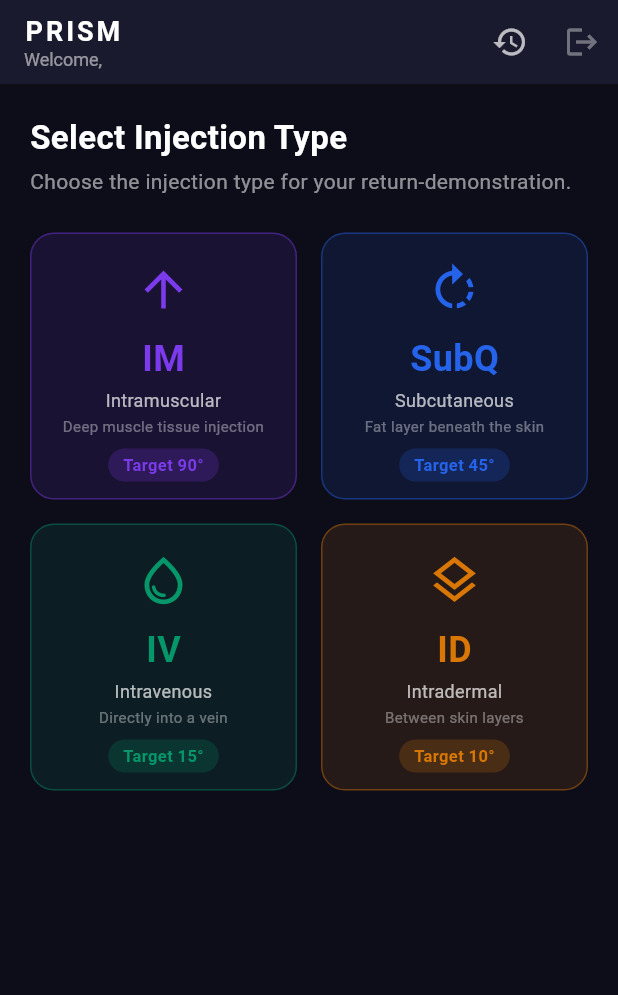
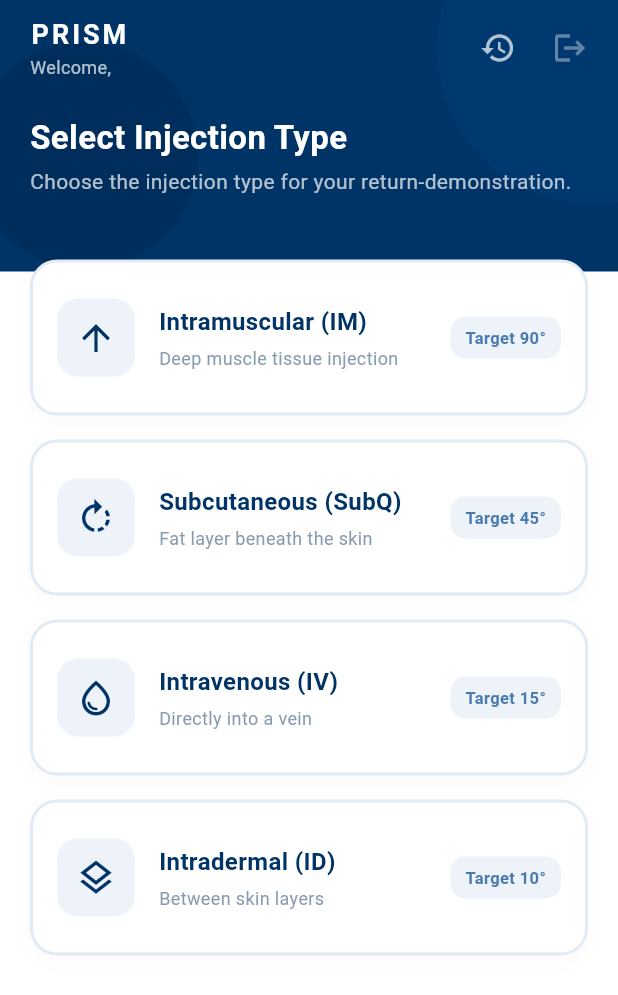
Before and after one commit to alekzz2005/prism-app, a Flutter app: the screen it shows once a user with an empty profile is signed in, on a phone screen of 412 x 824 dp. Shown: the top 995 px of the screen. Run offline on Flutter 3.47's test engine with Material 3 defaults, Android fonts, the phone set to English and light mode, and no system bars; our stand-ins replace camera, cloud_firestore, firebase_auth, firebase_core, google_sign_in; missing offline and left inert: google_mlkit_pose_detection; accounts and stored records are empty; network calls fail.

Commit message:
feature(injection_type): update type select ui

```diff
--- a/lib/screens/student/injection_type_screen.dart
+++ b/lib/screens/student/injection_type_screen.dart
@@ -17,41 +17,84 @@ class InjectionTypeScreen extends StatelessWidget {
       'Deep muscle tissue injection',
       '90°',
       Icons.arrow_upward,
-      Color(0xFF7C3AED)
     ),
     'SubQ': (
       'Subcutaneous',
       'Fat layer beneath the skin',
       '45°',
       Icons.rotate_right,
-      Color(0xFF2563EB)
     ),
     'IV': (
       'Intravenous',
       'Directly into a vein',
       '15°',
       Icons.water_drop_outlined,
-      Color(0xFF059669)
     ),
     'ID': (
       'Intradermal',
       'Between skin layers',
       '10°',
       Icons.layers_outlined,
-      Color(0xFFD97706)
     ),
   };
 
   @override
   Widget build(BuildContext context) {
-    final name =
-        context.watch<UserRoleProvider>().fullName ?? 'Student';
+    final name = context.watch<UserRoleProvider>().fullName ?? 'Student';
 
     return Scaffold(
-      backgroundColor: const Color(0xFF0D0D1A),
-      appBar: AppBar(
-        backgroundColor: const Color(0xFF1A1A2E),
-        title: Column(
+      backgroundColor: Colors.white,
+      body: Stack(
+        children: [
+          // ── Navy Blue Header Background ──
+          Positioned(
+            top: 0,
+            left: 0,
+            right: 0,
+            height: 181,
+            child: Container(color: const Color(0xFF003366)),
+          ),
+          // ── Top Left Decorative Circle ──
+          Positioned(
+            top: 28,
+            left: -20,
+            width: 153,
+            height: 151,
+            child: Container(
+              decoration: BoxDecoration(
+                color: const Color(0xFF002244).withValues(alpha: 0.3),
+                shape: BoxShape.circle,
+              ),
+            ),
+          ),
+          // ── Top Right Decorative Circle ──
+          Positioned(
+            top: -71,
+            right: -87,
+            width: 209,
+            height: 207,
+            child: Container(
+              decoration: BoxDecoration(
+                color: const Color(0xFF004080).withValues(alpha: 0.4),
+                shape: BoxShape.circle,
+              ),
+            ),
+          ),
+
+          // ── Main Content ──
+          SafeArea(
+            child: Column(
+              crossAxisAlignment: CrossAxisAlignment.start,
+              children: [
+                // ── AppBar Area ──
+                Padding(
+                  padding: const EdgeInsets.symmetric(horizontal: 8.0, vertical: 8.0),
+                  child: Row(
+                    mainAxisAlignment: MainAxisAlignment.spaceBetween,
+                    children: [
+                      Padding(
+                        padding: const EdgeInsets.only(left: 12.0),
+                        child: Column(
                           crossAxisAlignment: CrossAxisAlignment.start,
                           children: [
                             const Text('PRISM',
@@ -62,11 +105,12 @@ class InjectionTypeScreen extends StatelessWidget {
                                     letterSpacing: 2)),
                             Text('Welcome, $name',
                                 style: const TextStyle(
-                    color: Colors.white54, fontSize: 12)),
+                                    color: Colors.white70, fontSize: 12)),
                           ],
                         ),
-        actions: [
-          // My Sessions button
+                      ),
+                      Row(
+                        children: [
                           IconButton(
                             key: const Key('my_sessions_button'),
                             icon: const Icon(Icons.history, color: Colors.white70),
@@ -77,7 +121,6 @@ class InjectionTypeScreen extends StatelessWidget {
                                   builder: (_) => const MySessionsScreen()),
                             ),
                           ),
-          // Sign out
                           IconButton(
                             key: const Key('student_signout'),
                             icon: const Icon(Icons.logout, color: Colors.white38),
@@ -88,47 +131,58 @@ class InjectionTypeScreen extends StatelessWidget {
                             },
                           ),
                         ],
+                      )
+                    ],
                   ),
-      body: Padding(
-        padding: const EdgeInsets.all(20),
+                ),
+                const SizedBox(height: 12),
+
+                // ── Header Titles ──
+                const Padding(
+                  padding: EdgeInsets.symmetric(horizontal: 20.0),
                   child: Column(
                     crossAxisAlignment: CrossAxisAlignment.start,
                     children: [
-            const Text(
+                      Text(
                         'Select Injection Type',
                         style: TextStyle(
                             color: Colors.white,
                             fontSize: 22,
                             fontWeight: FontWeight.bold),
                       ),
-            const SizedBox(height: 4),
-            const Text(
+                      SizedBox(height: 4),
+                      Text(
                         'Choose the injection type for your return-demonstration.',
-              style: TextStyle(color: Colors.white54, fontSize: 14),
+                        style: TextStyle(color: Colors.white70, fontSize: 14),
                       ),
-            const SizedBox(height: 24),
+                    ],
+                  ),
+                ),
+                const SizedBox(height: 32),
+
+                // ── Vertical Card List ──
                 Expanded(
-              child: GridView.count(
-                crossAxisCount: 2,
-                mainAxisSpacing: 16,
-                crossAxisSpacing: 16,
-                children:
-                    InjectionConfigService.allTypes.map((type) {
-                  final (label, desc, angle, icon, color) =
-                      _typeDetails[type]!;
+                  child: ListView.separated(
+                    padding: const EdgeInsets.symmetric(horizontal: 20.0, vertical: 10.0),
+                    itemCount: InjectionConfigService.allTypes.length,
+                    separatorBuilder: (_, __) => const SizedBox(height: 16),
+                    itemBuilder: (context, index) {
+                      final type = InjectionConfigService.allTypes[index];
+                      final details = _typeDetails[type]!;
                       return _TypeCard(
                         type: type,
-                    label: label,
-                    description: desc,
-                    angle: angle,
-                    icon: icon,
-                    color: color,
+                        label: details.$1,
+                        description: details.$2,
+                        angle: details.$3,
+                        icon: details.$4,
                       );
-                }).toList(),
+                    },
                   ),
                 ),
               ],
             ),
+          ),
+        ],
       ),
     );
   }
@@ -140,7 +194,6 @@ class _TypeCard extends StatelessWidget {
   final String description;
   final String angle;
   final IconData icon;
-  final Color color;
 
   const _TypeCard({
     required this.type,
@@ -148,7 +201,6 @@ class _TypeCard extends StatelessWidget {
     required this.description,
     required this.angle,
     required this.icon,
-    required this.color,
   });
 
   @override
@@ -161,51 +213,78 @@ class _TypeCard extends StatelessWidget {
         Navigator.push(
           context,
           MaterialPageRoute(
-              builder: (_) =>
-                  DetectionScreen(injectionType: type)),
+              builder: (_) => DetectionScreen(injectionType: type)),
         );
       },
       child: Container(
+        padding: const EdgeInsets.symmetric(horizontal: 16, vertical: 24),
         decoration: BoxDecoration(
-          color: color.withValues(alpha: 0.12),
-          border:
-              Border.all(color: color.withValues(alpha: 0.4)),
-          borderRadius: BorderRadius.circular(16),
+          color: Colors.white,
+          border: Border.all(color: const Color(0xFFE2EAF4), width: 2),
+          borderRadius: BorderRadius.circular(18),
+          boxShadow: [
+            BoxShadow(
+              color: Colors.black.withValues(alpha: 0.02),
+              blurRadius: 10,
+              offset: const Offset(0, 4),
+            )
+          ],
         ),
-        padding: const EdgeInsets.all(18),
+        child: Row(
+          children: [
+            // Icon container
+            Container(
+              width: 52,
+              height: 52,
+              decoration: BoxDecoration(
+                color: const Color(0xFFEEF3F9),
+                borderRadius: BorderRadius.circular(14),
+              ),
+              child: Icon(icon, color: const Color(0xFF003366), size: 28),
+            ),
+            const SizedBox(width: 16),
+
+            // Text Details
+            Expanded(
               child: Column(
-          mainAxisAlignment: MainAxisAlignment.center,
+                crossAxisAlignment: CrossAxisAlignment.start,
                 children: [
-            Icon(icon, size: 38, color: color),
-            const SizedBox(height: 10),
-            Text(type,
-                style: TextStyle(
-                    color: color,
-                    fontSize: 24,
-                    fontWeight: FontWeight.bold)),
-            const SizedBox(height: 2),
-            Text(label,
-                textAlign: TextAlign.center,
+                  Text(
+                    '$label ($type)',
                     style: const TextStyle(
-                    color: Colors.white70, fontSize: 12)),
-            const SizedBox(height: 2),
-            Text(description,
-                textAlign: TextAlign.center,
+                      color: Color(0xFF003366),
+                      fontSize: 16,
+                      fontWeight: FontWeight.bold,
+                    ),
+                  ),
+                  const SizedBox(height: 4),
+                  Text(
+                    description,
                     style: const TextStyle(
-                    color: Colors.white38, fontSize: 10)),
-            const SizedBox(height: 8),
+                      color: Color(0xFF8A9BB0),
+                      fontSize: 12,
+                    ),
+                  ),
+                ],
+              ),
+            ),
+            const SizedBox(width: 8),
+
+            // Target Badge
             Container(
-              padding: const EdgeInsets.symmetric(
-                  horizontal: 10, vertical: 3),
+              padding: const EdgeInsets.symmetric(horizontal: 10, vertical: 6),
               decoration: BoxDecoration(
-                color: color.withValues(alpha: 0.2),
-                borderRadius: BorderRadius.circular(20),
+                color: const Color(0xFFEEF3F9),
+                borderRadius: BorderRadius.circular(10),
               ),
-              child: Text('Target $angle',
-                  style: TextStyle(
-                      color: color,
+              child: Text(
+                'Target $angle',
+                style: const TextStyle(
+                  color: Color(0xFF4A7BAF),
                   fontSize: 11,
-                      fontWeight: FontWeight.w600)),
+                  fontWeight: FontWeight.bold,
+                ),
+              ),
             ),
           ],
         ),
```
Lines whose indentation alone changed are shown as unchanged.
